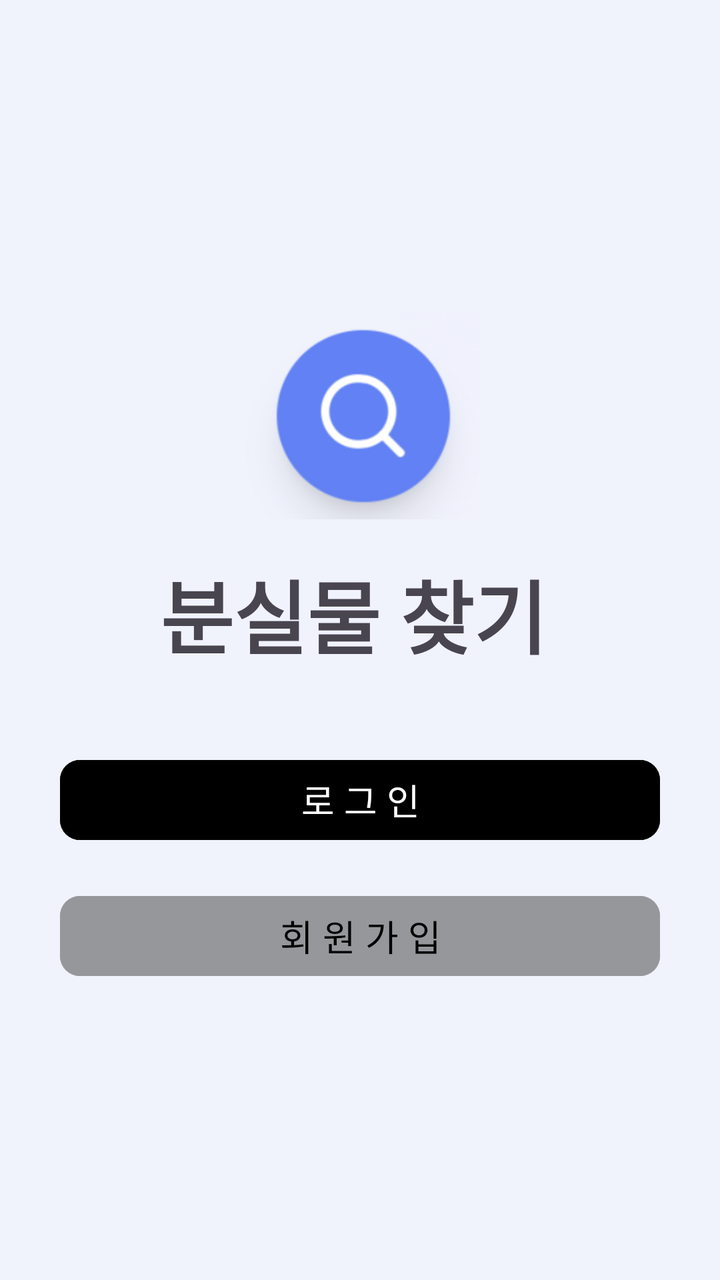
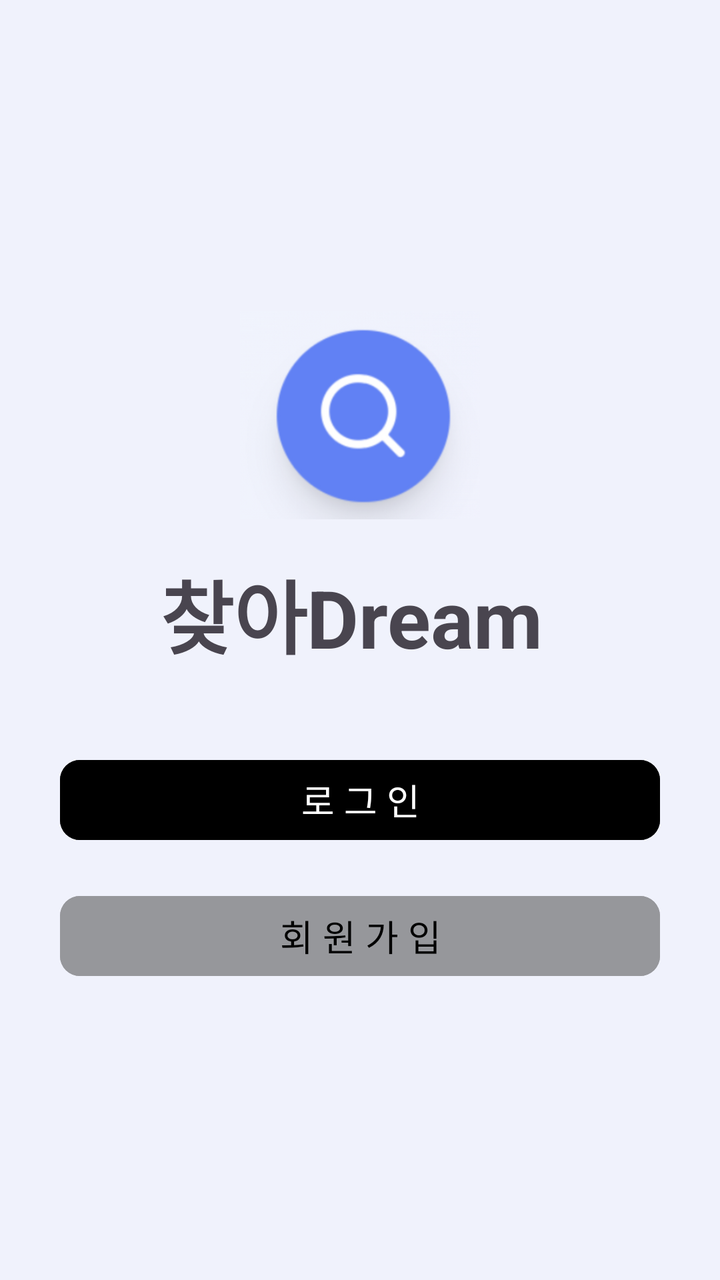

The first picture is an Android layout as it rendered before a commit; the second is the same layout after the commit. The layout source and the unified diff follow.
<!-- AndroidManifest.xml: application theme Theme.Lostfind -->
<!-- res/layout/activity_start.xml -->
<?xml version="1.0" encoding="utf-8"?>
<LinearLayout xmlns:android="http://schemas.android.com/apk/res/android"
    xmlns:app="http://schemas.android.com/apk/res-auto"
    android:id="@+id/main"
    android:layout_width="match_parent"
    android:layout_height="match_parent"
    android:orientation="vertical"
    android:gravity="center"
    android:background="#F0F2FC">

    

    
    <ImageView
        android:id="@+id/searchIcon"
        android:layout_width="120dp"
        android:layout_height="120dp"
        android:layout_marginBottom="0dp"
        android:maxWidth="120dp"
        android:maxHeight="120dp"
        android:src="@drawable/login_icon" />

    <TextView
        android:id="@+id/titleText"
        android:layout_width="200dp"
        android:layout_height="wrap_content"
        android:layout_marginTop="10dp"
        android:text="분실물 찾기"
        android:textSize="40sp"
        android:textStyle="bold"
        />

    
    <Button
        android:id="@+id/loginButton"
        android:layout_width="300dp"
        android:layout_height="wrap_content"
        android:layout_marginTop="40dp"
        android:backgroundTint="#000000"
        android:text="로 그 인"
        android:textColor="@android:color/white"
        android:textSize="18sp"
        app:cornerRadius="10dp"/>

    
    <Button
        android:id="@+id/signupButton"
        android:layout_width="300dp"
        android:layout_height="wrap_content"
        android:layout_marginTop="20dp"
        android:backgroundTint="@color/silver"
        android:text="회 원 가 입"
        android:textColor="@android:color/black"
        android:textSize="18sp"
        app:cornerRadius="10dp"/>

</LinearLayout>
<!-- resources referenced by this layout -->
<resources>
  <color name="silver">#96979B</color>
  <!-- drawable login_icon: png bitmap (drawable, 74304 bytes) -->
  <style name="Theme.Lostfind" parent="Base.Theme.Lostfind" />
  <style name="Base.Theme.Lostfind" parent="Theme.Material3.DayNight.NoActionBar">
          
          
      </style>
</resources>

<!-- the commit's change to res/layout/activity_start.xml (unified diff, before → after) -->
@@ -25,7 +25,7 @@
         android:layout_width="200dp"
         android:layout_height="wrap_content"
         android:layout_marginTop="10dp"
-        android:text="분실물 찾기"
+        android:text="찾아Dream"
         android:textSize="40sp"
         android:textStyle="bold"
         />
